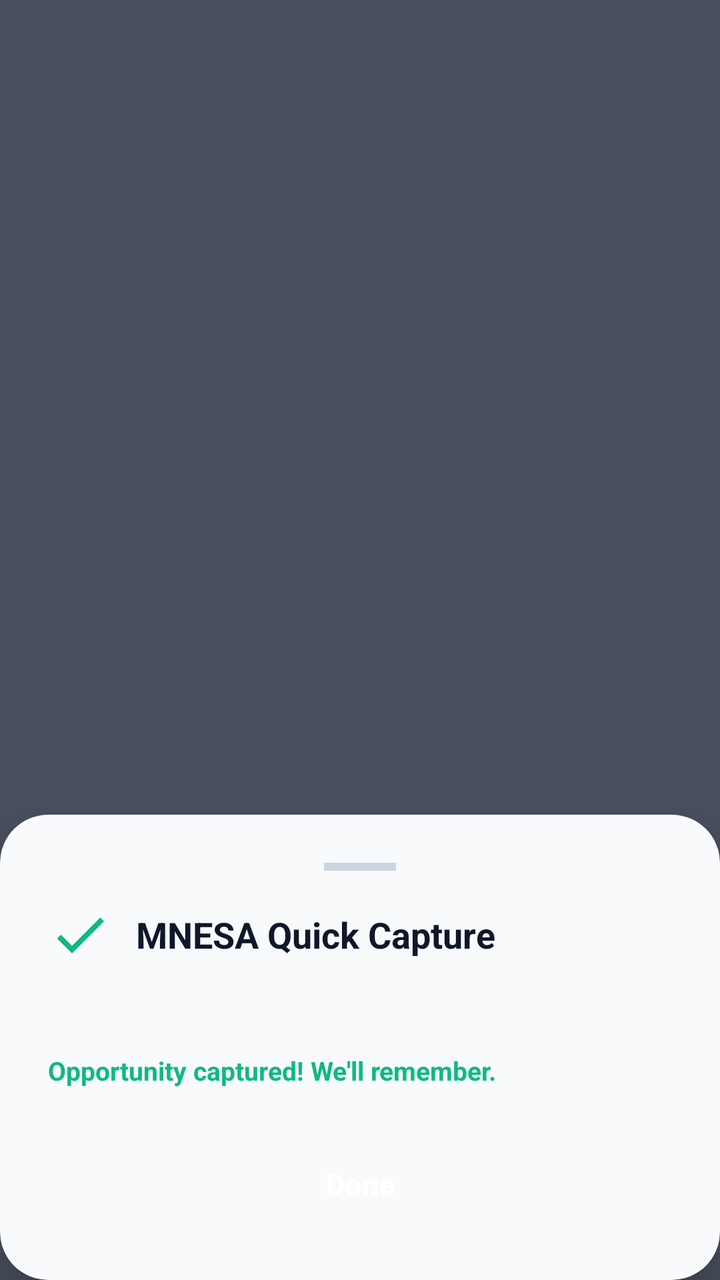
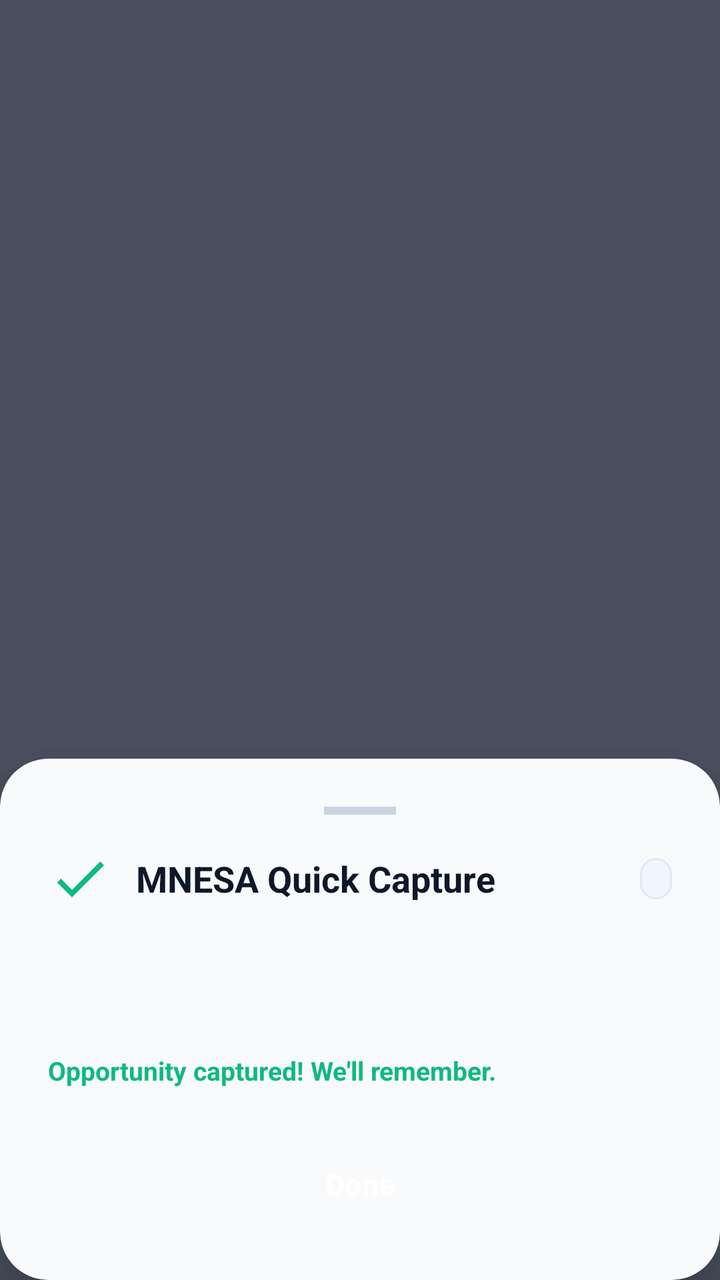

Two renders of the same Android screen: before a commit and after it. Below are the layout's source before the change and the commit's diff.
<!-- AndroidManifest.xml: activity theme Theme.Mnesa.TransparentCapture -->
<!-- res/layout/activity_capture.xml -->
<?xml version="1.0" encoding="utf-8"?>
<androidx.constraintlayout.widget.ConstraintLayout
    xmlns:android="http://schemas.android.com/apk/res/android"
    xmlns:app="http://schemas.android.com/apk/res-auto"
    android:id="@+id/captureRoot"
    android:layout_width="match_parent"
    android:layout_height="match_parent"
    android:background="@color/mnesa_scrim">

    
    <androidx.cardview.widget.CardView
        android:id="@+id/cardCaptureSheet"
        android:layout_width="0dp"
        android:layout_height="wrap_content"
        app:cardBackgroundColor="@color/mnesa_surface_card"
        app:cardCornerRadius="@dimen/mnesa_radius_xl"
        app:cardElevation="@dimen/mnesa_elevation_dialog"
        app:layout_constraintBottom_toBottomOf="parent"
        app:layout_constraintStart_toStartOf="parent"
        app:layout_constraintEnd_toEndOf="parent">

        <LinearLayout
            android:layout_width="match_parent"
            android:layout_height="wrap_content"
            android:orientation="vertical"
            android:padding="@dimen/mnesa_space_6">

            
            <View
                android:layout_width="36dp"
                android:layout_height="4dp"
                android:layout_gravity="center_horizontal"
                android:layout_marginBottom="@dimen/mnesa_space_4"
                android:background="@color/mnesa_border_strong" />

            <LinearLayout
                android:layout_width="match_parent"
                android:layout_height="wrap_content"
                android:gravity="center_vertical"
                android:orientation="horizontal">

                <ImageView
                    android:id="@+id/imgCaptureIcon"
                    android:layout_width="32dp"
                    android:layout_height="32dp"
                    android:contentDescription="@string/app_name"
                    android:src="@drawable/ic_status_check"
                    app:tint="@color/mnesa_status_success" />

                <TextView
                    android:id="@+id/txtCaptureTitle"
                    android:layout_width="0dp"
                    android:layout_height="wrap_content"
                    android:layout_marginStart="@dimen/mnesa_space_3"
                    android:layout_weight="1"
                    android:text="@string/capture_dialog_title"
                    android:textColor="@color/mnesa_text_primary"
                    android:textSize="18sp"
                    android:textStyle="bold" />
            </LinearLayout>

            
            <TextView
                android:id="@+id/txtCapturedPreview"
                android:layout_width="match_parent"
                android:layout_height="wrap_content"
                android:layout_marginTop="@dimen/mnesa_space_3"
                android:ellipsize="end"
                android:maxLines="3"
                android:textColor="@color/mnesa_text_secondary"
                android:textSize="14sp" />

            
            <TextView
                android:id="@+id/txtCaptureStatus"
                android:layout_width="wrap_content"
                android:layout_height="wrap_content"
                android:layout_marginTop="@dimen/mnesa_space_3"
                android:text="@string/capture_success"
                android:textColor="@color/mnesa_status_success"
                android:textSize="13sp"
                android:textStyle="bold" />

            
            <LinearLayout
                android:layout_width="match_parent"
                android:layout_height="wrap_content"
                android:layout_marginTop="@dimen/mnesa_space_6"
                android:orientation="horizontal">

                <Button
                    android:id="@+id/btnDone"
                    style="@style/Widget.Mnesa.Button.Primary"
                    android:layout_width="0dp"
                    android:layout_height="wrap_content"
                    android:layout_weight="1"
                    android:text="@string/capture_done" />
            </LinearLayout>
        </LinearLayout>
    </androidx.cardview.widget.CardView>

</androidx.constraintlayout.widget.ConstraintLayout>
<!-- resources referenced by this layout -->
<resources>
  <color name="mnesa_border_strong">#CBD5E1</color>
  <color name="mnesa_scrim">#800F172A</color>
  <color name="mnesa_status_success">#10B981</color>
  <color name="mnesa_surface_card">#F8FAFC</color>
  <color name="mnesa_text_primary">#0F172A</color>
  <color name="mnesa_text_secondary">#475569</color>
  <dimen name="mnesa_elevation_dialog">16dp</dimen>
  <dimen name="mnesa_radius_xl">24dp</dimen>
  <dimen name="mnesa_space_3">12dp</dimen>
  <dimen name="mnesa_space_4">16dp</dimen>
  <dimen name="mnesa_space_6">24dp</dimen>
  <!-- drawable ic_status_check (drawable) -->
  <vector xmlns:android="http://schemas.android.com/apk/res/android"
      android:width="24dp"
      android:height="24dp"
      android:viewportWidth="24"
      android:viewportHeight="24">
      <path
          android:fillColor="@color/mnesa_status_success"
          android:pathData="M9,16.17L4.83,12l-1.42,1.41L9,19 21,7l-1.41,-1.41z"/>
  </vector>
  <string name="app_name">MNESA</string>
  <string name="capture_dialog_title">MNESA Quick Capture</string>
  <string name="capture_done">Done</string>
  <string name="capture_success">Opportunity captured! We\'ll remember.</string>
  <style name="Widget.Mnesa.Button.Primary" parent="Widget.Material3.Button">
          <item name="android:minHeight">@dimen/mnesa_button_height</item>
          <item name="backgroundTint">@color/mnesa_primary</item>
          <item name="android:textColor">@color/mnesa_on_primary</item>
          <item name="shapeAppearanceOverlay">@style/ShapeAppearance.Mnesa.Medium</item>
          <item name="android:textAllCaps">false</item>
          <item name="android:textSize">15sp</item>
          <item name="android:textStyle">bold</item>
      </style>
  <style name="Theme.Mnesa.TransparentCapture" parent="Theme.Material3.DayNight.NoActionBar">
          <item name="android:windowIsTranslucent">true</item>
          <item name="android:windowBackground">@color/mnesa_scrim</item>
          <item name="android:windowNoTitle">true</item>
          <item name="android:windowAnimationStyle">@android:style/Animation.Dialog</item>
      </style>
  <dimen name="mnesa_button_height">48dp</dimen>
  <color name="mnesa_primary">#2563EB</color>
  <color name="mnesa_on_primary">#FFFFFF</color>
  <style name="ShapeAppearance.Mnesa.Medium" parent="ShapeAppearance.Material3.MediumComponent">
          <item name="cornerSize">@dimen/mnesa_radius_md</item>
      </style>
  <dimen name="mnesa_radius_md">10dp</dimen>
</resources>

<!-- the commit's change to res/layout/activity_capture.xml (unified diff, before → after) -->
@@ -33,12 +33,23 @@
                 android:layout_marginBottom="@dimen/mnesa_space_4"
                 android:background="@color/mnesa_border_strong" />
 
+            
             <LinearLayout
                 android:layout_width="match_parent"
                 android:layout_height="wrap_content"
                 android:gravity="center_vertical"
                 android:orientation="horizontal">
 
+                
+                <ProgressBar
+                    android:id="@+id/progressSpinner"
+                    android:layout_width="32dp"
+                    android:layout_height="32dp"
+                    android:indeterminate="true"
+                    android:indeterminateTint="@color/mnesa_primary"
+                    android:visibility="gone" />
+
+                
                 <ImageView
                     android:id="@+id/imgCaptureIcon"
                     android:layout_width="32dp"
@@ -57,18 +68,42 @@
                     android:textColor="@color/mnesa_text_primary"
                     android:textSize="18sp"
                     android:textStyle="bold" />
+
+                
+                <TextView
+                    android:id="@+id/badgeSourceType"
+                    android:layout_width="wrap_content"
+                    android:layout_height="wrap_content"
+                    android:layout_marginStart="@dimen/mnesa_space_2"
+                    android:background="@drawable/bg_badge_pill"
+                    android:paddingStart="8dp"
+                    android:paddingTop="3dp"
+                    android:paddingEnd="8dp"
+                    android:paddingBottom="3dp"
+                    android:textColor="@color/mnesa_primary"
+                    android:textSize="11sp"
+                    android:textStyle="bold" />
             </LinearLayout>
 
             
-            <TextView
-                android:id="@+id/txtCapturedPreview"
+            <androidx.cardview.widget.CardView
                 android:layout_width="match_parent"
                 android:layout_height="wrap_content"
-                android:layout_marginTop="@dimen/mnesa_space_3"
-                android:ellipsize="end"
-                android:maxLines="3"
-                android:textColor="@color/mnesa_text_secondary"
-                android:textSize="14sp" />
+                android:layout_marginTop="@dimen/mnesa_space_4"
+                app:cardBackgroundColor="@color/mnesa_surface_card"
+                app:cardCornerRadius="@dimen/mnesa_radius_md"
+                app:cardElevation="0dp">
+
+                <TextView
+                    android:id="@+id/txtCapturedPreview"
+                    android:layout_width="match_parent"
+                    android:layout_height="wrap_content"
+                    android:ellipsize="end"
+                    android:maxLines="3"
+                    android:padding="@dimen/mnesa_space_3"
+                    android:textColor="@color/mnesa_text_secondary"
+                    android:textSize="14sp" />
+            </androidx.cardview.widget.CardView>
 
             
             <TextView
@@ -89,6 +124,16 @@
                 android:orientation="horizontal">
 
                 <Button
+                    android:id="@+id/btnRetry"
+                    style="@style/Widget.Mnesa.Button.Secondary"
+                    android:layout_width="0dp"
+                    android:layout_height="wrap_content"
+                    android:layout_marginEnd="@dimen/mnesa_space_3"
+                    android:layout_weight="1"
+                    android:text="@string/capture_action_retry"
+                    android:visibility="gone" />
+
+                <Button
                     android:id="@+id/btnDone"
                     style="@style/Widget.Mnesa.Button.Primary"
                     android:layout_width="0dp"
<!-- resource entries referenced after the edit -->
@@ -1,16 +1,34 @@
 <!-- resources referenced by this layout -->
 <resources>
   <color name="mnesa_border_strong">#CBD5E1</color>
+  <color name="mnesa_primary">#2563EB</color>
   <color name="mnesa_scrim">#800F172A</color>
   <color name="mnesa_status_success">#10B981</color>
   <color name="mnesa_surface_card">#F8FAFC</color>
   <color name="mnesa_text_primary">#0F172A</color>
   <color name="mnesa_text_secondary">#475569</color>
   <dimen name="mnesa_elevation_dialog">16dp</dimen>
+  <dimen name="mnesa_radius_md">10dp</dimen>
   <dimen name="mnesa_radius_xl">24dp</dimen>
+  <dimen name="mnesa_space_2">8dp</dimen>
   <dimen name="mnesa_space_3">12dp</dimen>
   <dimen name="mnesa_space_4">16dp</dimen>
   <dimen name="mnesa_space_6">24dp</dimen>
+  <!-- drawable bg_badge_pill (drawable) -->
+  <?xml version="1.0" encoding="utf-8"?>
+  <shape xmlns:android="http://schemas.android.com/apk/res/android"
+      android:shape="rectangle">
+      <corners android:radius="@dimen/mnesa_radius_pill" />
+      <solid android:color="@color/mnesa_primary_light" />
+      <stroke
+          android:width="1dp"
+          android:color="@color/mnesa_border_subtle" />
+      <padding
+          android:left="10dp"
+          android:top="4dp"
+          android:right="10dp"
+          android:bottom="4dp" />
+  </shape>
   <!-- drawable ic_status_check (drawable) -->
   <vector xmlns:android="http://schemas.android.com/apk/res/android"
       android:width="24dp"
@@ -22,6 +40,7 @@
           android:pathData="M9,16.17L4.83,12l-1.42,1.41L9,19 21,7l-1.41,-1.41z"/>
   </vector>
   <string name="app_name">MNESA</string>
+  <string name="capture_action_retry">Retry</string>
   <string name="capture_dialog_title">MNESA Quick Capture</string>
   <string name="capture_done">Done</string>
   <string name="capture_success">Opportunity captured! We\'ll remember.</string>
@@ -34,18 +53,28 @@
           <item name="android:textSize">15sp</item>
           <item name="android:textStyle">bold</item>
       </style>
+  <style name="Widget.Mnesa.Button.Secondary" parent="Widget.Material3.Button.TonalButton">
+          <item name="android:minHeight">@dimen/mnesa_button_height</item>
+          <item name="backgroundTint">@color/mnesa_surface_card</item>
+          <item name="android:textColor">@color/mnesa_text_primary</item>
+          <item name="shapeAppearanceOverlay">@style/ShapeAppearance.Mnesa.Medium</item>
+          <item name="strokeColor">@color/mnesa_border_subtle</item>
+          <item name="strokeWidth">1dp</item>
+          <item name="android:textAllCaps">false</item>
+      </style>
   <style name="Theme.Mnesa.TransparentCapture" parent="Theme.Material3.DayNight.NoActionBar">
           <item name="android:windowIsTranslucent">true</item>
           <item name="android:windowBackground">@color/mnesa_scrim</item>
           <item name="android:windowNoTitle">true</item>
           <item name="android:windowAnimationStyle">@android:style/Animation.Dialog</item>
       </style>
+  <dimen name="mnesa_radius_pill">999dp</dimen>
+  <color name="mnesa_primary_light">#EFF6FF</color>
+  <color name="mnesa_border_subtle">#E2E8F0</color>
   <dimen name="mnesa_button_height">48dp</dimen>
-  <color name="mnesa_primary">#2563EB</color>
   <color name="mnesa_on_primary">#FFFFFF</color>
   <style name="ShapeAppearance.Mnesa.Medium" parent="ShapeAppearance.Material3.MediumComponent">
           <item name="cornerSize">@dimen/mnesa_radius_md</item>
       </style>
-  <dimen name="mnesa_radius_md">10dp</dimen>
 </resources>
 
